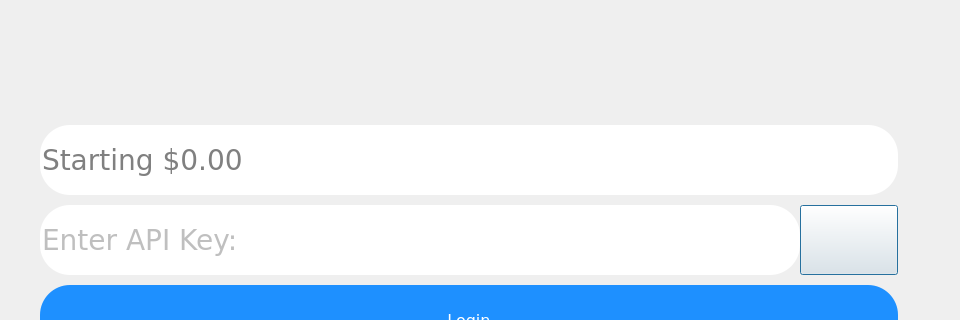
Before: the Qt Designer form MarketGame/initialaccountsetup.ui in plagentile/Market_Game, drawn with Qt 5; both pictures show x 0 to 960 and y 308 to 628 of the 960 by 720 pixel window.
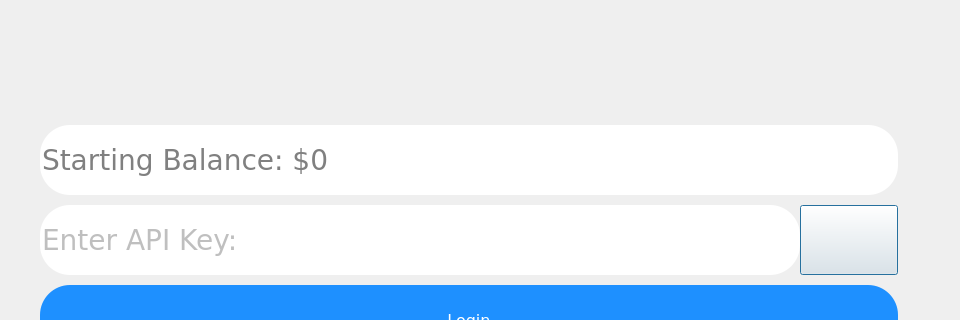
After: the same form once the commit is applied. Icons and pictures are not drawn.

Commit message: removed unnecessary double from init setup and set hard cap on max input val for init setup

What changed in the file:
```diff
--- a/MarketGame/initialaccountsetup.ui
+++ b/MarketGame/initialaccountsetup.ui
@@ -103,21 +103,27 @@
      </spacer>
     </item>
     <item>
-     <widget class="QDoubleSpinBox" name="accountBalanceInput">
+     <widget class="QSpinBox" name="accountBalanceInput">
       <property name="sizePolicy">
-       <sizepolicy hsizetype="MinimumExpanding" vsizetype="MinimumExpanding">
+       <sizepolicy hsizetype="Minimum" vsizetype="MinimumExpanding">
         <horstretch>0</horstretch>
         <verstretch>0</verstretch>
        </sizepolicy>
       </property>
+      <property name="contextMenuPolicy">
+       <enum>Qt::DefaultContextMenu</enum>
+      </property>
+      <property name="frame">
+       <bool>false</bool>
+      </property>
       <property name="buttonSymbols">
        <enum>QAbstractSpinBox::NoButtons</enum>
       </property>
       <property name="prefix">
-       <string>Starting $</string>
+       <string>Starting Balance: $</string>
       </property>
       <property name="maximum">
-       <double>1000000000.000000000000000</double>
+       <number>1000000000</number>
       </property>
      </widget>
     </item>
```
Left out of the diff: 1 changed line with no effect on the pictures. The commit also changes 4 other files.
